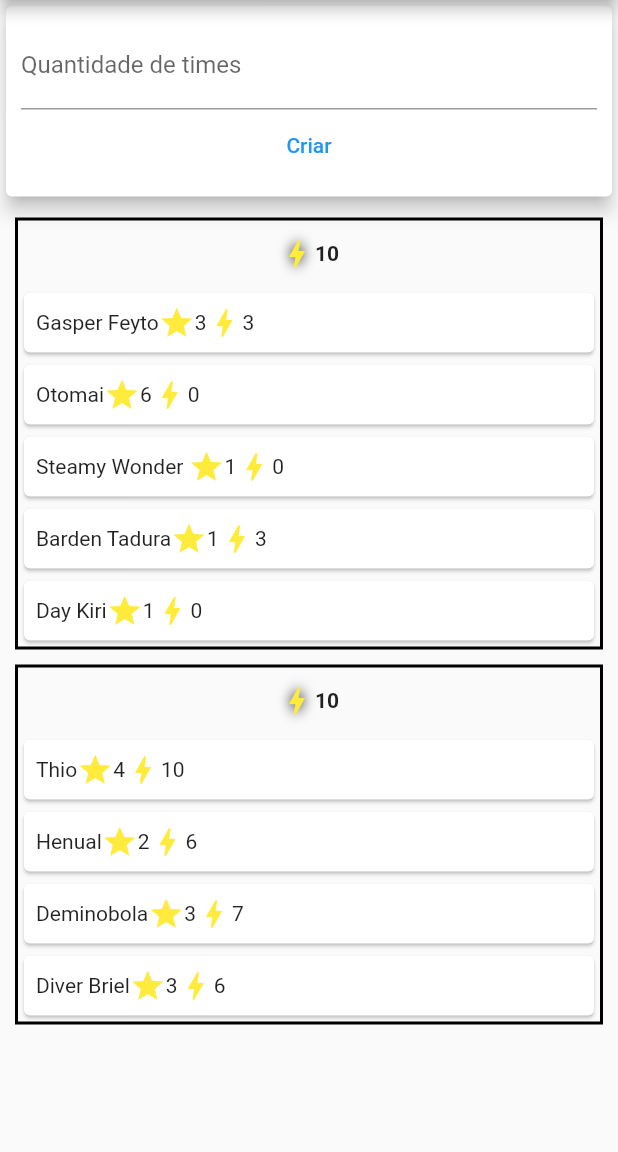
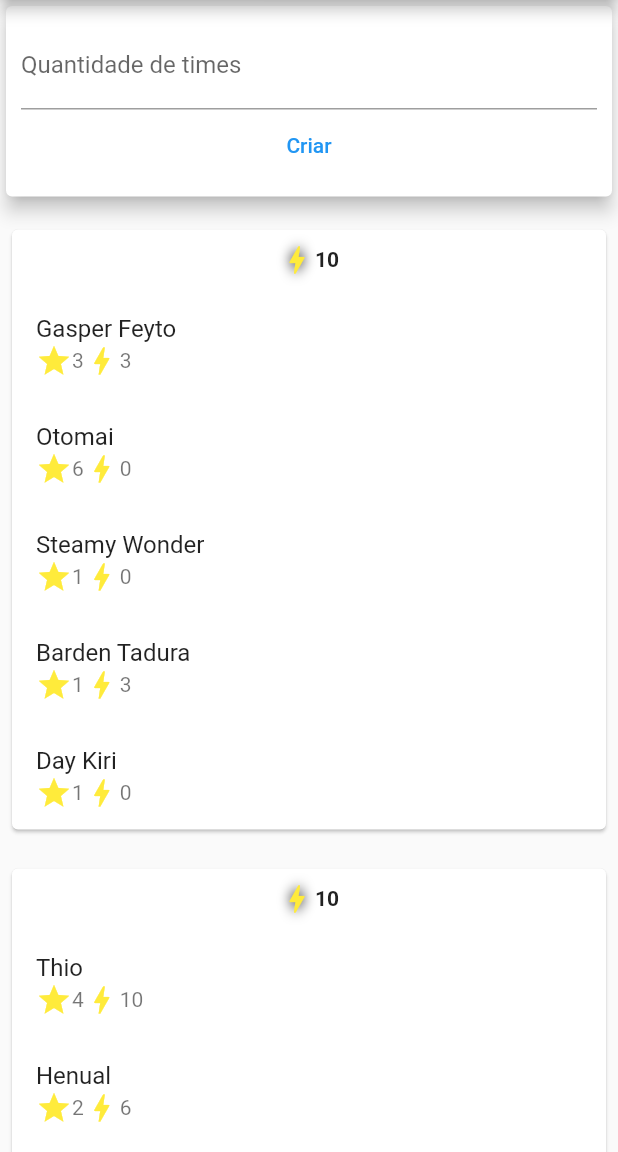
Before and after one commit to nenitf/kros6, a Flutter app: the screen it shows after launch, on a phone screen of 412 x 824 dp, the part 84-1236 px from its top. Run offline on Flutter 3.47's test engine with Material 2 defaults, Android fonts, the light colour scheme and no system bars.

Commit message:
refactor: remove borda

```diff
--- a/lib/main.dart
+++ b/lib/main.dart
@@ -122,16 +122,13 @@ class HomePage extends StatelessWidget {
                   ),
                 )),
             ...times.map((time) {
-              return Container(
-                  margin: const EdgeInsets.fromLTRB(10, 10, 10, 0),
-                  decoration: BoxDecoration(
-                      border: Border.all(
-                    color: Colors.black,
-                    width: 2,
-                  )),
+              return Padding(
+                padding: const EdgeInsets.all(8.0),
+                child: Card(
+                    margin: const EdgeInsets.fromLTRB(0, 10, 0, 0),
                     child: Column(children: [
                       Padding(
-                      padding: const EdgeInsets.symmetric(vertical: 10),
+                        padding: const EdgeInsets.all(8.0),
                         child: Row(
                           mainAxisAlignment: MainAxisAlignment.center,
                           children: [
@@ -144,20 +141,20 @@ class HomePage extends StatelessWidget {
                               ],
                             ),
                             Text(time.getInitiative().toString(),
-                              style:
-                                  const TextStyle(fontWeight: FontWeight.bold)),
+                                style: const TextStyle(
+                                    fontWeight: FontWeight.bold)),
                           ],
                         ),
                       ),
                       ...time.krosmasters.map((krosmaster) {
-                      return Card(
-                          child: Row(
+                        return ListView(
+                          shrinkWrap: true,
                           children: [
-                          Container(
-                              padding: const EdgeInsets.all(8.0),
-                              child: Row(
+                            ListTile(
+                              /* leading: Icon(Icons.map), */
+                              title: Text(krosmaster.name),
+                              subtitle: Row(
                                 children: [
-                                  Text(krosmaster.name),
                                   const Icon(
                                     Icons.star,
                                     color: Colors.yellow,
@@ -171,11 +168,13 @@ class HomePage extends StatelessWidget {
                                   ),
                                   Text(krosmaster.initiative.toString()),
                                 ],
-                              )),
+                              ),
+                            ),
                           ],
-                      ));
-                    }).toList()
-                  ]));
+                        );
+                      }),
+                    ])),
+              );
             })
           ]),
         ));
```
Lines whose indentation alone changed are shown as unchanged.
